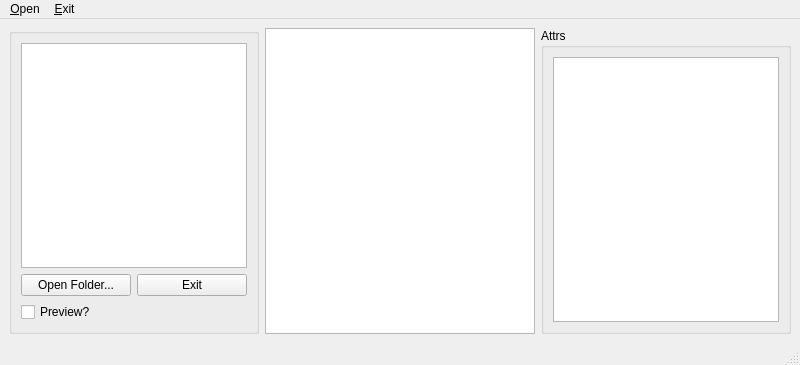
r2d2-lex/exif-viewer, file design.ui: the form before one commit.
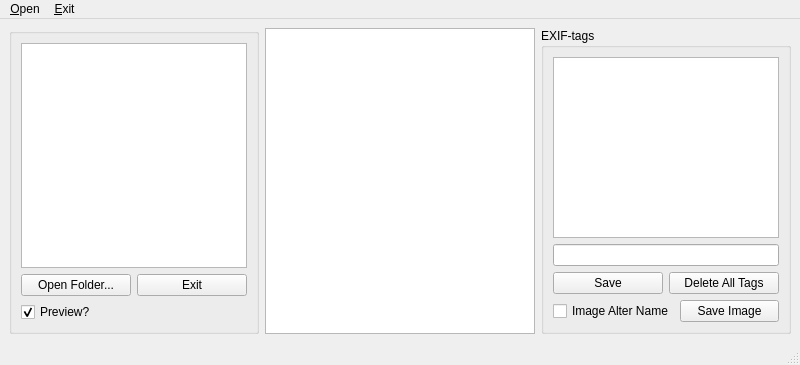
The form after the commit.

Commit message: view exif info

The edit to the form file:
```diff
--- a/design.ui
+++ b/design.ui
@@ -61,6 +61,9 @@
            <property name="text">
             <string>Preview?</string>
            </property>
+           <property name="checked">
+            <bool>true</bool>
+           </property>
           </widget>
          </item>
         </layout>
@@ -87,11 +90,61 @@
        </size>
       </property>
       <property name="title">
-       <string>Attrs</string>
+       <string>EXIF-tags</string>
       </property>
       <layout class="QVBoxLayout" name="verticalLayout_2">
        <item>
-        <widget class="QListWidget" name="listAttrs"/>
+        <widget class="QListWidget" name="listAttrs">
+         <property name="selectionMode">
+          <enum>QAbstractItemView::SingleSelection</enum>
+         </property>
+        </widget>
+       </item>
+       <item>
+        <layout class="QHBoxLayout" name="horizontalLayout_3">
+         <item>
+          <widget class="QLineEdit" name="lineEdit"/>
+         </item>
+        </layout>
+       </item>
+       <item>
+        <layout class="QHBoxLayout" name="horizontalLayout_4">
+         <item>
+          <widget class="QPushButton" name="btnSave">
+           <property name="text">
+            <string>Save</string>
+           </property>
+          </widget>
+         </item>
+         <item>
+          <widget class="QPushButton" name="btnDelete">
+           <property name="enabled">
+            <bool>true</bool>
+           </property>
+           <property name="text">
+            <string>Delete All Tags</string>
+           </property>
+          </widget>
+         </item>
+        </layout>
+       </item>
+       <item>
+        <layout class="QHBoxLayout" name="horizontalLayout_5">
+         <item>
+          <widget class="QCheckBox" name="chkAlterName">
+           <property name="text">
+            <string>Image Alter Name</string>
+           </property>
+          </widget>
+         </item>
+         <item>
+          <widget class="QPushButton" name="btnSaveImage">
+           <property name="text">
+            <string>Save Image</string>
+           </property>
+          </widget>
+         </item>
+        </layout>
        </item>
       </layout>
      </widget>
```
Left out of the diff: 2 changed lines with no effect on the pictures. The commit also changes 2 other files.
